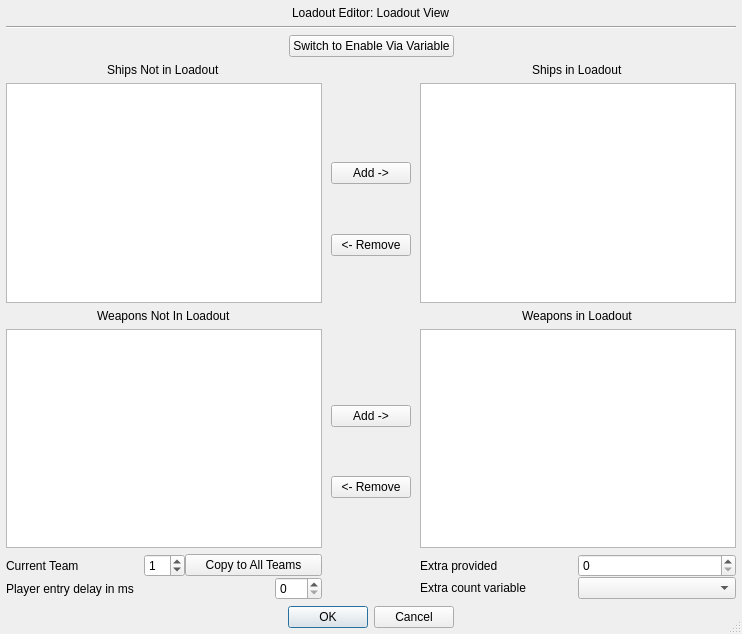
First picture: the form in qtfred/ui/LoadoutDialog.ui, repository scp-fs2open/fs2open.github.com, before the edit.
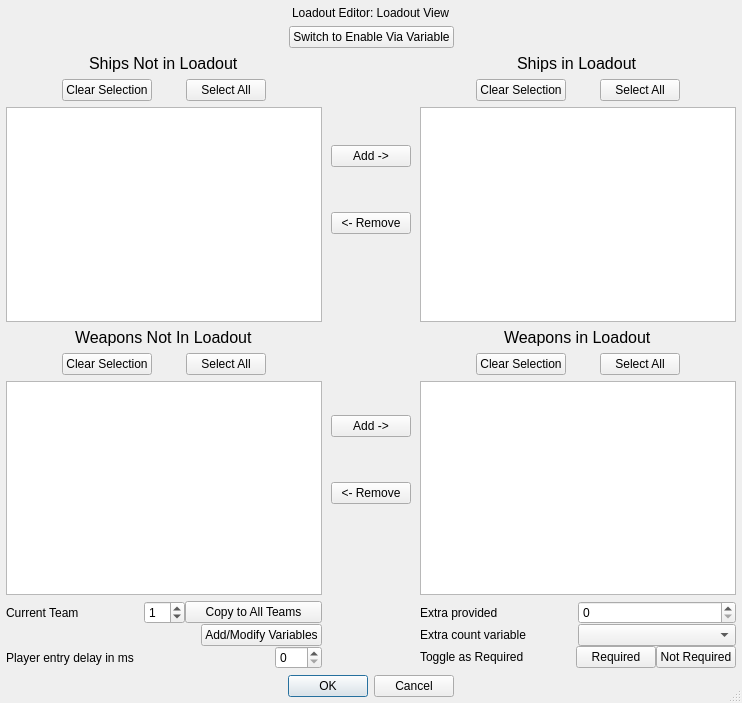
Second picture: the form after the edit.

Patch:
```diff
--- a/qtfred/ui/LoadoutDialog.ui
+++ b/qtfred/ui/LoadoutDialog.ui
@@ -10,7 +10,7 @@
     <x>0</x>
     <y>0</y>
     <width>742</width>
-    <height>634</height>
+    <height>703</height>
    </rect>
   </property>
   <property name="minimumSize">
@@ -58,190 +58,7 @@
      <property name="horizontalSpacing">
       <number>9</number>
      </property>
-     <item row="18" column="1">
-      <layout class="QVBoxLayout" name="verticalLayout">
-       <item>
-        <spacer name="verticalSpacer_3">
-         <property name="orientation">
-          <enum>Qt::Vertical</enum>
-         </property>
-         <property name="sizeType">
-          <enum>QSizePolicy::MinimumExpanding</enum>
-         </property>
-         <property name="sizeHint" stdset="0">
-          <size>
-           <width>20</width>
-           <height>20</height>
-          </size>
-         </property>
-        </spacer>
-       </item>
-       <item>
-        <spacer name="verticalSpacer_8">
-         <property name="orientation">
-          <enum>Qt::Vertical</enum>
-         </property>
-         <property name="sizeHint" stdset="0">
-          <size>
-           <width>20</width>
-           <height>40</height>
-          </size>
-         </property>
-        </spacer>
-       </item>
-       <item>
-        <widget class="QPushButton" name="addShipButton">
-         <property name="text">
-          <string>Add -&gt;</string>
-         </property>
-        </widget>
-       </item>
-       <item>
-        <spacer name="verticalSpacer_5">
-         <property name="orientation">
-          <enum>Qt::Vertical</enum>
-         </property>
-         <property name="sizeHint" stdset="0">
-          <size>
-           <width>20</width>
-           <height>40</height>
-          </size>
-         </property>
-        </spacer>
-       </item>
-       <item>
-        <widget class="QPushButton" name="removeShipButton">
-         <property name="text">
-          <string>&lt;- Remove</string>
-         </property>
-        </widget>
-       </item>
-       <item>
-        <spacer name="verticalSpacer">
-         <property name="orientation">
-          <enum>Qt::Vertical</enum>
-         </property>
-         <property name="sizeHint" stdset="0">
-          <size>
-           <width>20</width>
-           <height>40</height>
-          </size>
-         </property>
-        </spacer>
-       </item>
-       <item>
-        <spacer name="verticalSpacer_7">
-         <property name="orientation">
-          <enum>Qt::Vertical</enum>
-         </property>
-         <property name="sizeHint" stdset="0">
-          <size>
-           <width>20</width>
-           <height>40</height>
-          </size>
-         </property>
-        </spacer>
-       </item>
-       <item>
-        <spacer name="verticalSpacer_2">
-         <property name="orientation">
-          <enum>Qt::Vertical</enum>
-         </property>
-         <property name="sizeHint" stdset="0">
-          <size>
-           <width>20</width>
-           <height>40</height>
-          </size>
-         </property>
-        </spacer>
-       </item>
-       <item>
-        <widget class="QPushButton" name="addWeaponButton">
-         <property name="text">
-          <string>Add -&gt;</string>
-         </property>
-        </widget>
-       </item>
-       <item>
-        <spacer name="verticalSpacer_6">
-         <property name="orientation">
-          <enum>Qt::Vertical</enum>
-         </property>
-         <property name="sizeHint" stdset="0">
-          <size>
-           <width>20</width>
-           <height>40</height>
-          </size>
-         </property>
-        </spacer>
-       </item>
-       <item>
-        <widget class="QPushButton" name="removeWeaponButton">
-         <property name="text">
-          <string>&lt;- Remove</string>
-         </property>
-        </widget>
-       </item>
-       <item>
-        <spacer name="verticalSpacer_4">
-         <property name="orientation">
-          <enum>Qt::Vertical</enum>
-         </property>
-         <property name="sizeHint" stdset="0">
-          <size>
-           <width>20</width>
-           <height>40</height>
-          </size>
-         </property>
-        </spacer>
-       </item>
-      </layout>
-     </item>
-     <item row="2" column="0" colspan="3" alignment="Qt::AlignHCenter">
-      <widget class="QLabel" name="tableVarLabel">
-       <property name="text">
-        <string>Loadout Editor: Loadout View</string>
-       </property>
-      </widget>
-     </item>
-     <item row="5" column="0" colspan="3">
-      <layout class="QHBoxLayout" name="horizontalLayout">
-       <item>
-        <spacer name="switchLeftSpacer">
-         <property name="orientation">
-          <enum>Qt::Horizontal</enum>
-         </property>
-         <property name="sizeHint" stdset="0">
-          <size>
-           <width>40</width>
-           <height>20</height>
-          </size>
-         </property>
-        </spacer>
-       </item>
-       <item>
-        <widget class="QPushButton" name="switchViewButton">
-         <property name="text">
-          <string>Switch to Enable Via Variable</string>
-         </property>
-        </widget>
-       </item>
-       <item>
-        <spacer name="switchRightSpacer">
-         <property name="orientation">
-          <enum>Qt::Horizontal</enum>
-         </property>
-         <property name="sizeHint" stdset="0">
-          <size>
-           <width>40</width>
-           <height>20</height>
-          </size>
-         </property>
-        </spacer>
-       </item>
-      </layout>
-     </item>
-     <item row="18" column="2">
+     <item row="17" column="2">
       <layout class="QVBoxLayout" name="weaponVarPoolBox">
        <property name="spacing">
         <number>6</number>
@@ -251,11 +68,99 @@
        </property>
        <item alignment="Qt::AlignHCenter">
         <widget class="QLabel" name="startingShipsLabel">
+         <property name="font">
+          <font>
+           <pointsize>12</pointsize>
+          </font>
+         </property>
          <property name="text">
           <string>Ships in Loadout</string>
          </property>
         </widget>
        </item>
+       <item>
+        <layout class="QHBoxLayout" name="horizontalLayout_9">
+         <item>
+          <spacer name="horizontalSpacer_19">
+           <property name="orientation">
+            <enum>Qt::Horizontal</enum>
+           </property>
+           <property name="sizeHint" stdset="0">
+            <size>
+             <width>40</width>
+             <height>20</height>
+            </size>
+           </property>
+          </spacer>
+         </item>
+         <item>
+          <spacer name="horizontalSpacer_5">
+           <property name="orientation">
+            <enum>Qt::Horizontal</enum>
+           </property>
+           <property name="sizeHint" stdset="0">
+            <size>
+             <width>40</width>
+             <height>20</height>
+            </size>
+           </property>
+          </spacer>
+         </item>
+         <item>
+          <widget class="QPushButton" name="clearUsedShipSelectionButton">
+           <property name="text">
+            <string>Clear Selection</string>
+           </property>
+          </widget>
+         </item>
+         <item>
+          <spacer name="horizontalSpacer_4">
+           <property name="orientation">
+            <enum>Qt::Horizontal</enum>
+           </property>
+           <property name="sizeHint" stdset="0">
+            <size>
+             <width>40</width>
+             <height>20</height>
+            </size>
+           </property>
+          </spacer>
+         </item>
+         <item>
+          <widget class="QPushButton" name="selectAllUsedShipsButton">
+           <property name="text">
+            <string>Select All</string>
+           </property>
+          </widget>
+         </item>
+         <item>
+          <spacer name="horizontalSpacer_20">
+           <property name="orientation">
+            <enum>Qt::Horizontal</enum>
+           </property>
+           <property name="sizeHint" stdset="0">
+            <size>
+             <width>40</width>
+             <height>20</height>
+            </size>
+           </property>
+          </spacer>
+         </item>
+         <item>
+          <spacer name="horizontalSpacer_6">
+           <property name="orientation">
+            <enum>Qt::Horizontal</enum>
+           </property>
+           <property name="sizeHint" stdset="0">
+            <size>
+             <width>40</width>
+             <height>20</height>
+            </size>
+           </property>
+          </spacer>
+         </item>
+        </layout>
+       </item>
        <item>
         <widget class="QTableWidget" name="usedShipsList">
          <property name="minimumSize">
@@ -298,11 +203,99 @@
        </item>
        <item alignment="Qt::AlignHCenter">
         <widget class="QLabel" name="startingWeaponsLabel">
+         <property name="font">
+          <font>
+           <pointsize>12</pointsize>
+          </font>
+         </property>
          <property name="text">
           <string>Weapons in Loadout</string>
          </property>
         </widget>
        </item>
+       <item>
+        <layout class="QHBoxLayout" name="horizontalLayout_10">
+         <item>
+          <spacer name="horizontalSpacer_10">
+           <property name="orientation">
+            <enum>Qt::Horizontal</enum>
+           </property>
+           <property name="sizeHint" stdset="0">
+            <size>
+             <width>40</width>
+             <height>20</height>
+            </size>
+           </property>
+          </spacer>
+         </item>
+         <item>
+          <spacer name="horizontalSpacer_13">
+           <property name="orientation">
+            <enum>Qt::Horizontal</enum>
+           </property>
+           <property name="sizeHint" stdset="0">
+            <size>
+             <width>40</width>
+             <height>20</height>
+            </size>
+           </property>
+          </spacer>
+         </item>
+         <item>
+          <widget class="QPushButton" name="clearUsedWeaponSelectionButton">
+           <property name="text">
+            <string>Clear Selection</string>
+           </property>
+          </widget>
+         </item>
+         <item>
+          <spacer name="horizontalSpacer_11">
+           <property name="orientation">
+            <enum>Qt::Horizontal</enum>
+           </property>
+           <property name="sizeHint" stdset="0">
+            <size>
+             <width>40</width>
+             <height>20</height>
+            </size>
+           </property>
+          </spacer>
+         </item>
+         <item>
+          <widget class="QPushButton" name="selectAllUsedWeaponsButton">
+           <property name="text">
+            <string>Select All</string>
+           </property>
+          </widget>
+         </item>
+         <item>
+          <spacer name="horizontalSpacer_12">
+           <property name="orientation">
+            <enum>Qt::Horizontal</enum>
+           </property>
+           <property name="sizeHint" stdset="0">
+            <size>
+             <width>40</width>
+             <height>20</height>
+            </size>
+           </property>
+          </spacer>
+         </item>
+         <item>
+          <spacer name="horizontalSpacer_14">
+           <property name="orientation">
+            <enum>Qt::Horizontal</enum>
+           </property>
+           <property name="sizeHint" stdset="0">
+            <size>
+             <width>40</width>
+             <height>20</height>
+            </size>
+           </property>
+          </spacer>
+         </item>
+        </layout>
+       </item>
        <item>
         <widget class="QTableWidget" name="usedWeaponsList">
          <property name="editTriggers">
@@ -330,84 +323,24 @@
        </item>
       </layout>
      </item>
-     <item row="26" column="0">
-      <layout class="QVBoxLayout" name="verticalLayout_2">
-       <item>
-        <layout class="QHBoxLayout" name="horizontalLayout_2">
-         <item>
-          <widget class="QLabel" name="label_3">
-           <property name="text">
-            <string>Current Team   </string>
-           </property>
-          </widget>
-         </item>
-         <item>
-          <widget class="QSpinBox" name="currentTeamSpinbox">
-           <property name="sizePolicy">
-            <sizepolicy hsizetype="Fixed" vsizetype="Fixed">
-             <horstretch>0</horstretch>
-             <verstretch>0</verstretch>
-            </sizepolicy>
-           </property>
-           <property name="value">
-            <number>1</number>
-           </property>
-          </widget>
-         </item>
-         <item>
-          <widget class="QPushButton" name="copyLoadoutToOtherTeamsButton">
-           <property name="text">
-            <string>Copy to All Teams</string>
-           </property>
-          </widget>
-         </item>
-        </layout>
-       </item>
-       <item>
-        <layout class="QHBoxLayout" name="horizontalLayout_7">
-         <item>
-          <widget class="QLabel" name="label_13">
-           <property name="minimumSize">
-            <size>
-             <width>91</width>
-             <height>0</height>
-            </size>
-           </property>
-           <property name="toolTip">
-            <string>&lt;html&gt;&lt;head/&gt;&lt;body&gt;&lt;p&gt;This is literally a delay before the player enters the mission.&lt;/p&gt;&lt;/body&gt;&lt;/html&gt;</string>
-           </property>
-           <property name="whatsThis">
-            <string>&lt;html&gt;&lt;head/&gt;&lt;body&gt;&lt;p&gt;This is literally a delay before the player enters the mission.  It uses a very rough 250 ms per frame (much less frequent than gameplay), so it usually better to either have the player jump in just at the start or if you need debris, to mark a ship as destroyed before the mission begins.&lt;/p&gt;&lt;/body&gt;&lt;/html&gt;</string>
-           </property>
-           <property name="text">
-            <string>Player entry delay in ms   </string>
-           </property>
-          </widget>
-         </item>
-         <item>
-          <widget class="QDoubleSpinBox" name="playerDelayDoubleSpinbox">
-           <property name="sizePolicy">
-            <sizepolicy hsizetype="Fixed" vsizetype="Fixed">
-             <horstretch>0</horstretch>
-             <verstretch>0</verstretch>
-            </sizepolicy>
-           </property>
-           <property name="toolTip">
-            <string>&lt;html&gt;&lt;head/&gt;&lt;body&gt;&lt;p&gt;This is literally a delay before the player enters the mission.&lt;/p&gt;&lt;/body&gt;&lt;/html&gt;</string>
-           </property>
-           <property name="whatsThis">
-            <string>&lt;html&gt;&lt;head/&gt;&lt;body&gt;&lt;p&gt;This is literally a delay before the player enters the mission. It uses a very rough 250 ms per frame (much less frequent than gameplay), so it usually better to either have the player jump in just at the start or if you need debris, to mark a ship as destroyed before the mission begins.&lt;/p&gt;&lt;/body&gt;&lt;/html&gt;</string>
-           </property>
-           <property name="decimals">
-            <number>0</number>
-           </property>
-          </widget>
-         </item>
-        </layout>
-       </item>
-      </layout>
+     <item row="31" column="0" colspan="3">
+      <widget class="QDialogButtonBox" name="buttonBox">
+       <property name="standardButtons">
+        <set>QDialogButtonBox::Cancel|QDialogButtonBox::Ok</set>
+       </property>
+       <property name="centerButtons">
+        <bool>true</bool>
+       </property>
+      </widget>
      </item>
-     <item row="18" column="0">
+     <item row="2" column="0" colspan="3" alignment="Qt::AlignHCenter">
+      <widget class="QLabel" name="tableVarLabel">
+       <property name="text">
+        <string>Loadout Editor: Loadout View</string>
+       </property>
+      </widget>
+     </item>
+     <item row="17" column="0">
       <layout class="QVBoxLayout" name="shipVarPoolBox">
        <property name="spacing">
         <number>6</number>
@@ -417,11 +350,100 @@
        </property>
        <item alignment="Qt::AlignHCenter">
         <widget class="QLabel" name="listShipsNotUsedLabel">
+         <property name="font">
+          <font>
+           <pointsize>12</pointsize>
+           <bold>false</bold>
+          </font>
+         </property>
          <property name="text">
           <string>Ships Not in Loadout</string>
          </property>
         </widget>
        </item>
+       <item>
+        <layout class="QHBoxLayout" name="horizontalLayout_11">
+         <item>
+          <spacer name="horizontalSpacer_17">
+           <property name="orientation">
+            <enum>Qt::Horizontal</enum>
+           </property>
+           <property name="sizeHint" stdset="0">
+            <size>
+             <width>40</width>
+             <height>20</height>
+            </size>
+           </property>
+          </spacer>
+         </item>
+         <item>
+          <spacer name="horizontalSpacer_2">
+           <property name="orientation">
+            <enum>Qt::Horizontal</enum>
+           </property>
+           <property name="sizeHint" stdset="0">
+            <size>
+             <width>40</width>
+             <height>20</height>
+            </size>
+           </property>
+          </spacer>
+         </item>
+         <item>
+          <widget class="QPushButton" name="clearUnusedShipSelectionButton">
+           <property name="text">
+            <string>Clear Selection</string>
+           </property>
+          </widget>
+         </item>
+         <item>
+          <spacer name="horizontalSpacer">
+           <property name="orientation">
+            <enum>Qt::Horizontal</enum>
+           </property>
+           <property name="sizeHint" stdset="0">
+            <size>
+             <width>40</width>
+             <height>20</height>
+            </size>
+           </property>
+          </spacer>
+         </item>
+         <item>
+          <widget class="QPushButton" name="selectAllUnusedShipsButton">
+           <property name="text">
+            <string>Select All</string>
+           </property>
+          </widget>
+         </item>
+         <item>
+          <spacer name="horizontalSpacer_18">
+           <property name="orientation">
+            <enum>Qt::Horizontal</enum>
+           </property>
+           <property name="sizeHint" stdset="0">
+            <size>
+             <width>40</width>
+             <height>20</height>
+            </size>
+           </property>
+          </spacer>
+         </item>
+         <item>
+          <spacer name="horizontalSpacer_3">
+           <property name="orientation">
+            <enum>Qt::Horizontal</enum>
+           </property>
+           <property name="sizeHint" stdset="0">
+            <size>
+             <width>40</width>
+             <height>20</height>
+            </size>
+           </property>
+          </spacer>
+         </item>
+        </layout>
+       </item>
        <item>
         <widget class="QListWidget" name="listShipsNotUsed">
          <property name="selectionMode">
@@ -431,11 +453,99 @@
        </item>
        <item alignment="Qt::AlignHCenter">
         <widget class="QLabel" name="listWeaponsNotUsedLabel">
+         <property name="font">
+          <font>
+           <pointsize>12</pointsize>
+          </font>
+         </property>
          <property name="text">
           <string>Weapons Not In Loadout</string>
          </property>
         </widget>
        </item>
+       <item>
+        <layout class="QHBoxLayout" name="horizontalLayout_12">
+         <item>
+          <spacer name="horizontalSpacer_7">
+           <property name="orientation">
+            <enum>Qt::Horizontal</enum>
+           </property>
+           <property name="sizeHint" stdset="0">
+            <size>
+             <width>40</width>
+             <height>20</height>
+            </size>
+           </property>
+          </spacer>
+         </item>
+         <item>
+          <spacer name="horizontalSpacer_16">
+           <property name="orientation">
+            <enum>Qt::Horizontal</enum>
+           </property>
+           <property name="sizeHint" stdset="0">
+            <size>
+             <width>40</width>
+             <height>20</height>
+            </size>
+           </property>
+          </spacer>
+         </item>
+         <item>
+          <widget class="QPushButton" name="clearUnusedWeaponSelectionButton">
+           <property name="text">
+            <string>Clear Selection</string>
+           </property>
+          </widget>
+         </item>
+         <item>
+          <spacer name="horizontalSpacer_8">
+           <property name="orientation">
+            <enum>Qt::Horizontal</enum>
+           </property>
+           <property name="sizeHint" stdset="0">
+            <size>
+             <width>40</width>
+             <height>20</height>
+            </size>
+           </property>
+          </spacer>
+         </item>
+         <item>
+          <widget class="QPushButton" name="selectAllUnusedWeaponsButton">
+           <property name="text">
+            <string>Select All</string>
+           </property>
+          </widget>
+         </item>
+         <item>
+          <spacer name="horizontalSpacer_15">
+           <property name="orientation">
+            <enum>Qt::Horizontal</enum>
+           </property>
+           <property name="sizeHint" stdset="0">
+            <size>
+             <width>40</width>
+             <height>20</height>
+            </size>
+           </property>
+          </spacer>
+         </item>
+         <item>
+          <spacer name="horizontalSpacer_9">
+           <property name="orientation">
+            <enum>Qt::Horizontal</enum>
+           </property>
+           <property name="sizeHint" stdset="0">
+            <size>
+             <width>40</width>
+             <height>20</height>
+            </size>
+           </property>
+          </spacer>
+         </item>
+        </layout>
+       </item>
        <item>
         <widget class="QListWidget" name="listWeaponsNotUsed">
          <property name="selectionMode">
@@ -445,24 +555,169 @@
        </item>
       </layout>
      </item>
-     <item row="3" column="0" colspan="3">
-      <widget class="Line" name="lineHigh">
-       <property name="orientation">
-        <enum>Qt::Horizontal</enum>
-       </property>
-      </widget>
+     <item row="17" column="1">
+      <layout class="QVBoxLayout" name="verticalLayout">
+       <item>
+        <spacer name="verticalSpacer_8">
+         <property name="orientation">
+          <enum>Qt::Vertical</enum>
+         </property>
+         <property name="sizeHint" stdset="0">
+          <size>
+           <width>20</width>
+           <height>40</height>
+          </size>
+         </property>
+        </spacer>
+       </item>
+       <item>
+        <spacer name="verticalSpacer_11">
+         <property name="orientation">
+          <enum>Qt::Vertical</enum>
+         </property>
+         <property name="sizeHint" stdset="0">
+          <size>
+           <width>20</width>
+           <height>40</height>
+          </size>
+         </property>
+        </spacer>
+       </item>
+       <item>
+        <widget class="QPushButton" name="addShipButton">
+         <property name="text">
+          <string>Add -&gt;</string>
+         </property>
+        </widget>
+       </item>
+       <item>
+        <spacer name="verticalSpacer_5">
+         <property name="orientation">
+          <enum>Qt::Vertical</enum>
+         </property>
+         <property name="sizeHint" stdset="0">
+          <size>
+           <width>20</width>
+           <height>40</height>
+          </size>
+         </property>
+        </spacer>
+       </item>
+       <item>
+        <widget class="QPushButton" name="removeShipButton">
+         <property name="text">
+          <string>&lt;- Remove</string>
+         </property>
+        </widget>
+       </item>
+       <item>
+        <spacer name="verticalSpacer">
+         <property name="orientation">
+          <enum>Qt::Vertical</enum>
+         </property>
+         <property name="sizeHint" stdset="0">
+          <size>
+           <width>20</width>
+           <height>40</height>
+          </size>
+         </property>
+        </spacer>
+       </item>
+       <item>
+        <spacer name="verticalSpacer_3">
+         <property name="orientation">
+          <enum>Qt::Vertical</enum>
+         </property>
+         <property name="sizeHint" stdset="0">
+          <size>
+           <width>20</width>
+           <height>40</height>
+          </size>
+         </property>
+        </spacer>
+       </item>
+       <item>
+        <spacer name="verticalSpacer_7">
+         <property name="orientation">
+          <enum>Qt::Vertical</enum>
+         </property>
+         <property name="sizeHint" stdset="0">
+          <size>
+           <width>20</width>
+           <height>40</height>
+          </size>
+         </property>
+        </spacer>
+       </item>
+       <item>
+        <spacer name="verticalSpacer_2">
+         <property name="orientation">
+          <enum>Qt::Vertical</enum>
+         </property>
+         <property name="sizeHint" stdset="0">
+          <size>
+           <width>20</width>
+           <height>40</height>
+          </size>
+         </property>
+        </spacer>
+       </item>
+       <item>
+        <widget class="QPushButton" name="addWeaponButton">
+         <property name="text">
+          <string>Add -&gt;</string>
+         </property>
+        </widget>
+       </item>
+       <item>
+        <spacer name="verticalSpacer_6">
+         <property name="orientation">
+          <enum>Qt::Vertical</enum>
+         </property>
+         <property name="sizeHint" stdset="0">
+          <size>
+           <width>20</width>
+           <height>40</height>
+          </size>
+         </property>
+        </spacer>
+       </item>
+       <item>
+        <widget class="QPushButton" name="removeWeaponButton">
+         <property name="text">
+          <string>&lt;- Remove</string>
+         </property>
+        </widget>
+       </item>
+       <item>
+        <spacer name="verticalSpacer_10">
+         <property name="orientation">
+          <enum>Qt::Vertical</enum>
+         </property>
+         <property name="sizeHint" stdset="0">
+          <size>
+           <width>20</width>
+           <height>40</height>
+          </size>
+         </property>
+        </spacer>
+       </item>
+       <item>
+        <spacer name="verticalSpacer_4">
+         <property name="orientation">
+          <enum>Qt::Vertical</enum>
+         </property>
+         <property name="sizeHint" stdset="0">
+          <size>
+           <width>20</width>
+           <height>40</height>
+          </size>
+         </property>
+        </spacer>
+       </item>
+      </layout>
      </item>
-     <item row="32" column="0" colspan="3">
-      <widget class="QDialogButtonBox" name="buttonBox">
-       <property name="standardButtons">
-        <set>QDialogButtonBox::Cancel|QDialogButtonBox::Ok</set>
-       </property>
-       <property name="centerButtons">
-        <bool>true</bool>
-       </property>
-      </widget>
-     </item>
-     <item row="26" column="2">
+     <item row="25" column="2">
       <layout class="QVBoxLayout" name="verticalLayout_4">
        <item>
         <layout class="QHBoxLayout" name="horizontalLayout_6">
@@ -502,6 +757,182 @@
           </widget>
          </item>
         </layout>
+       </item>
+       <item>
+        <layout class="QHBoxLayout" name="horizontalLayout_15">
+         <item>
+          <widget class="QLabel" name="toggleRequiredLabel">
+           <property name="text">
+            <string>Toggle as Required</string>
+           </property>
+          </widget>
+         </item>
+         <item>
+          <spacer name="horizontalSpacer_22">
+           <property name="orientation">
+            <enum>Qt::Horizontal</enum>
+           </property>
+           <property name="sizeHint" stdset="0">
+            <size>
+             <width>40</width>
+             <height>20</height>
+            </size>
+           </property>
+          </spacer>
+         </item>
+         <item>
+          <widget class="QPushButton" name="setSelectionRequired">
+           <property name="text">
+            <string>Required</string>
+           </property>
+          </widget>
+         </item>
+         <item>
+          <widget class="QPushButton" name="setSelectionNotRequired">
+           <property name="text">
+            <string>Not Required</string>
+           </property>
+          </widget>
+         </item>
+        </layout>
+       </item>
+      </layout>
+     </item>
+     <item row="25" column="0">
+      <layout class="QVBoxLayout" name="verticalLayout_2">
+       <item>
+        <layout class="QHBoxLayout" name="horizontalLayout_2">
+         <item>
+          <widget class="QLabel" name="label_3">
+           <property name="text">
+            <string>Current Team   </string>
+           </property>
+          </widget>
+         </item>
+         <item>
+          <widget class="QSpinBox" name="currentTeamSpinbox">
+           <property name="sizePolicy">
+            <sizepolicy hsizetype="Fixed" vsizetype="Fixed">
+             <horstretch>0</horstretch>
+             <verstretch>0</verstretch>
+            </sizepolicy>
+           </property>
+           <property name="value">
+            <number>1</number>
+           </property>
+          </widget>
+         </item>
+         <item>
+          <widget class="QPushButton" name="copyLoadoutToOtherTeamsButton">
+           <property name="text">
+            <string>Copy to All Teams</string>
+           </property>
+          </widget>
+         </item>
+        </layout>
+       </item>
+       <item>
+        <layout class="QHBoxLayout" name="horizontalLayout_7">
+         <item>
+          <spacer name="horizontalSpacer_21">
+           <property name="orientation">
+            <enum>Qt::Horizontal</enum>
+           </property>
+           <property name="sizeHint" stdset="0">
+            <size>
+             <width>40</width>
+             <height>20</height>
+            </size>
+           </property>
+          </spacer>
+         </item>
+         <item>
+          <widget class="QPushButton" name="editVariables">
+           <property name="text">
+            <string>Add/Modify Variables</string>
+           </property>
+          </widget>
+         </item>
+        </layout>
+       </item>
+       <item>
+        <layout class="QHBoxLayout" name="horizontalLayout_14">
+         <item>
+          <widget class="QLabel" name="label_13">
+           <property name="minimumSize">
+            <size>
+             <width>91</width>
+             <height>0</height>
+            </size>
+           </property>
+           <property name="toolTip">
+            <string>&lt;html&gt;&lt;head/&gt;&lt;body&gt;&lt;p&gt;This is literally a delay before the player enters the mission.&lt;/p&gt;&lt;/body&gt;&lt;/html&gt;</string>
+           </property>
+           <property name="whatsThis">
+            <string>&lt;html&gt;&lt;head/&gt;&lt;body&gt;&lt;p&gt;This is literally a delay before the player enters the mission.  It uses a very rough 250 ms per frame (much less frequent than gameplay), so it usually better to either have the player jump in just at the start or if you need debris, to mark a ship as destroyed before the mission begins.&lt;/p&gt;&lt;/body&gt;&lt;/html&gt;</string>
+           </property>
+           <property name="text">
+            <string>Player entry delay in ms   </string>
+           </property>
+          </widget>
+         </item>
+         <item>
+          <widget class="QDoubleSpinBox" name="playerDelayDoubleSpinbox">
+           <property name="sizePolicy">
+            <sizepolicy hsizetype="Fixed" vsizetype="Fixed">
+             <horstretch>0</horstretch>
+             <verstretch>0</verstretch>
+            </sizepolicy>
+           </property>
+           <property name="toolTip">
+            <string>&lt;html&gt;&lt;head/&gt;&lt;body&gt;&lt;p&gt;This is literally a delay before the player enters the mission.&lt;/p&gt;&lt;/body&gt;&lt;/html&gt;</string>
+           </property>
+           <property name="whatsThis">
+            <string>&lt;html&gt;&lt;head/&gt;&lt;body&gt;&lt;p&gt;This is literally a delay before the player enters the mission. It uses a very rough 250 ms per frame (much less frequent than gameplay), so it usually better to either have the player jump in just at the start or if you need debris, to mark a ship as destroyed before the mission begins.&lt;/p&gt;&lt;/body&gt;&lt;/html&gt;</string>
+           </property>
+           <property name="decimals">
+            <number>0</number>
+           </property>
+          </widget>
+         </item>
+        </layout>
+       </item>
+      </layout>
+     </item>
+     <item row="4" column="0" colspan="3">
+      <layout class="QHBoxLayout" name="horizontalLayout">
+       <item>
+        <spacer name="switchLeftSpacer">
+         <property name="orientation">
+          <enum>Qt::Horizontal</enum>
+         </property>
+         <property name="sizeHint" stdset="0">
+          <size>
+           <width>40</width>
+           <height>20</height>
+          </size>
+         </property>
+        </spacer>
+       </item>
+       <item>
+        <widget class="QPushButton" name="switchViewButton">
+         <property name="text">
+          <string>Switch to Enable Via Variable</string>
+         </property>
+        </widget>
+       </item>
+       <item>
+        <spacer name="switchRightSpacer">
+         <property name="orientation">
+          <enum>Qt::Horizontal</enum>
+         </property>
+         <property name="sizeHint" stdset="0">
+          <size>
+           <width>40</width>
+           <height>20</height>
+          </size>
+         </property>
+        </spacer>
        </item>
       </layout>
      </item>
```
